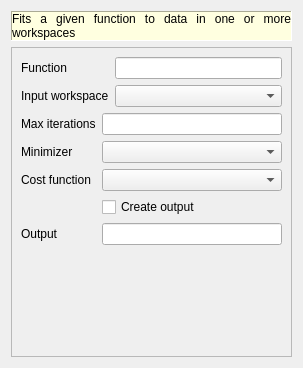
Qt form Code/Mantid/MantidQt/CustomDialogs/inc/MantidQtCustomDialogs/FitDialog.ui (mantidproject/mantid) before a commit.
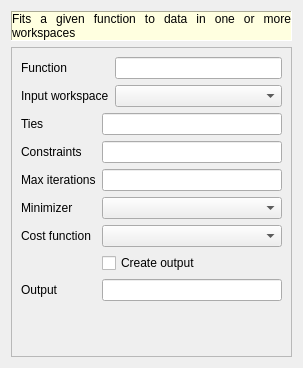
The same form after that commit.

Diff of the .ui file:
```diff
--- a/Code/Mantid/MantidQt/CustomDialogs/inc/MantidQtCustomDialogs/FitDialog.ui
+++ b/Code/Mantid/MantidQt/CustomDialogs/inc/MantidQtCustomDialogs/FitDialog.ui
@@ -174,53 +174,73 @@
        </item>
        <item>
         <layout class="QGridLayout" name="bottomLayout">
-         <item row="0" column="0">
+         <item row="2" column="0">
           <widget class="QLabel" name="label_3">
            <property name="text">
             <string>Max iterations</string>
            </property>
           </widget>
          </item>
-         <item row="0" column="1">
+         <item row="2" column="1">
           <widget class="QLineEdit" name="leMaxIterations"/>
          </item>
-         <item row="1" column="0">
+         <item row="3" column="0">
           <widget class="QLabel" name="label_4">
            <property name="text">
             <string>Minimizer</string>
            </property>
           </widget>
          </item>
-         <item row="1" column="1">
+         <item row="3" column="1">
           <widget class="QComboBox" name="cbMinimizer"/>
          </item>
-         <item row="2" column="0">
+         <item row="4" column="0">
           <widget class="QLabel" name="label_5">
            <property name="text">
             <string>Cost function</string>
            </property>
           </widget>
          </item>
-         <item row="2" column="1">
+         <item row="4" column="1">
           <widget class="QComboBox" name="cbCostFunction"/>
          </item>
-         <item row="3" column="1">
+         <item row="5" column="1">
           <widget class="QCheckBox" name="chbCreateOutput">
            <property name="text">
             <string>Create output</string>
            </property>
           </widget>
          </item>
-         <item row="4" column="0">
+         <item row="6" column="0">
           <widget class="QLabel" name="label_6">
            <property name="text">
             <string>Output</string>
            </property>
           </widget>
          </item>
-         <item row="4" column="1">
+         <item row="6" column="1">
           <widget class="QLineEdit" name="leOutput"/>
          </item>
+         <item row="0" column="0">
+          <widget class="QLabel" name="label_7">
+           <property name="text">
+            <string>Ties</string>
+           </property>
+          </widget>
+         </item>
+         <item row="0" column="1">
+          <widget class="QLineEdit" name="leTies"/>
+         </item>
+         <item row="1" column="0">
+          <widget class="QLabel" name="label_9">
+           <property name="text">
+            <string>Constraints</string>
+           </property>
+          </widget>
+         </item>
+         <item row="1" column="1">
+          <widget class="QLineEdit" name="leConstraints"/>
+         </item>
         </layout>
        </item>
        <item>
```
